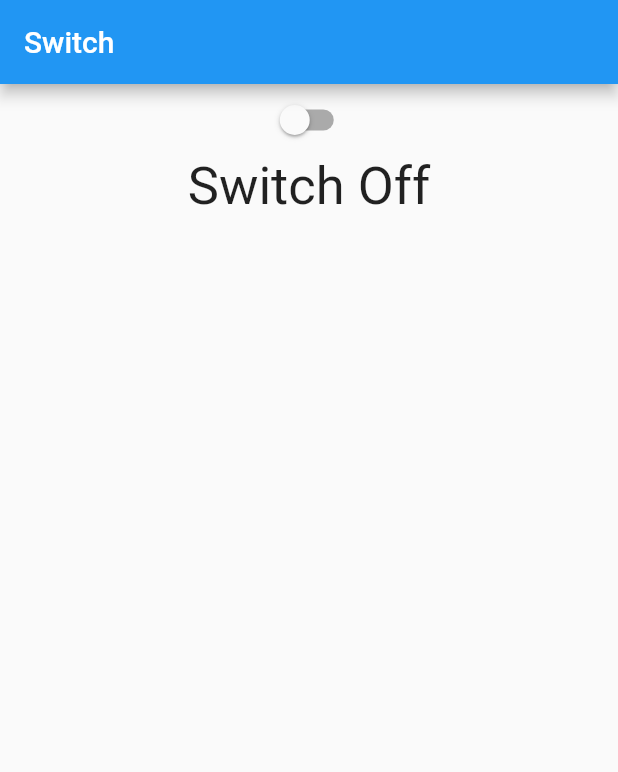
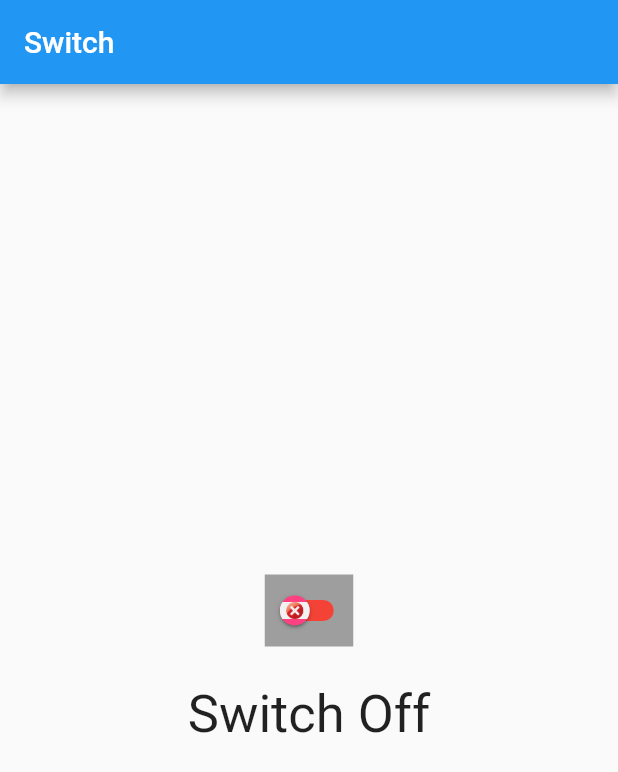
Before and after one commit to dellaputriherman/PEMROGRAMAN_FLUTTER, a Flutter app: the screen it shows after launch, on a phone screen of 412 x 824 dp. Shown: the top 772 px of the screen. Run offline on Flutter 3.47's test engine with Material 2 defaults, Android fonts, the phone set to English and light mode, and no system bars; our stand-ins replace faker.

Commit message:
Update FLUTTER 25 Switch

```diff
--- a/switch/lib/main.dart
+++ b/switch/lib/main.dart
@@ -28,8 +28,19 @@ class _MyWidgetState extends State<MyHome> {
       ),
       body: Center(
         child: Column(
+          mainAxisAlignment: MainAxisAlignment.center,
           children: [
-            Switch(
+            Container(
+              color: Colors.grey,
+              //height: 10,
+              //width: 100,
+              child: Switch.adaptive(
+                activeColor: Colors.deepPurple,
+                inactiveTrackColor: Colors.red,
+                activeTrackColor: Colors.green,
+                inactiveThumbColor: Colors.pinkAccent,
+                activeThumbImage: AssetImage("images/true.jpeg"),
+                inactiveThumbImage: AssetImage("images/false.png"),
                 value: statusSwitch,
                 onChanged: (value) {
                   setState(() {
@@ -37,6 +48,10 @@ class _MyWidgetState extends State<MyHome> {
                   });
                   print(statusSwitch);
                 },
+              ),
+            ),
+            SizedBox(
+              height: 25,
             ),
             Text(
               (statusSwitch == true) ? "Switch On" : "Switch Off",
--- a/switch/pubspec.yaml
+++ b/switch/pubspec.yaml
@@ -59,9 +59,9 @@ flutter:
   uses-material-design: true
 
   # To add assets to your application, add an assets section, like this:
-  # assets:
-  #   - images/a_dot_burr.jpeg
-  #   - images/a_dot_ham.jpeg
+  assets:
+    - images/false.png
+    - images/true.jpeg
 
   # An image asset can refer to one or more resolution-specific "variants", see
   # https://flutter.dev/assets-and-images/#resolution-aware
```
Also changed, not shown: switch/images/false.png (added), switch/images/true.jpeg (added). Lines whose indentation alone changed are shown as unchanged.
